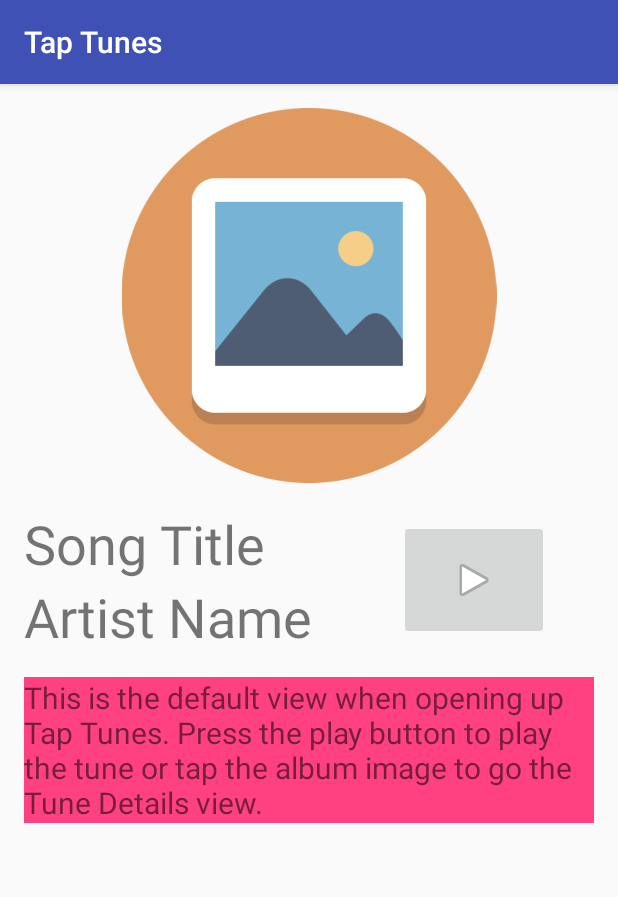
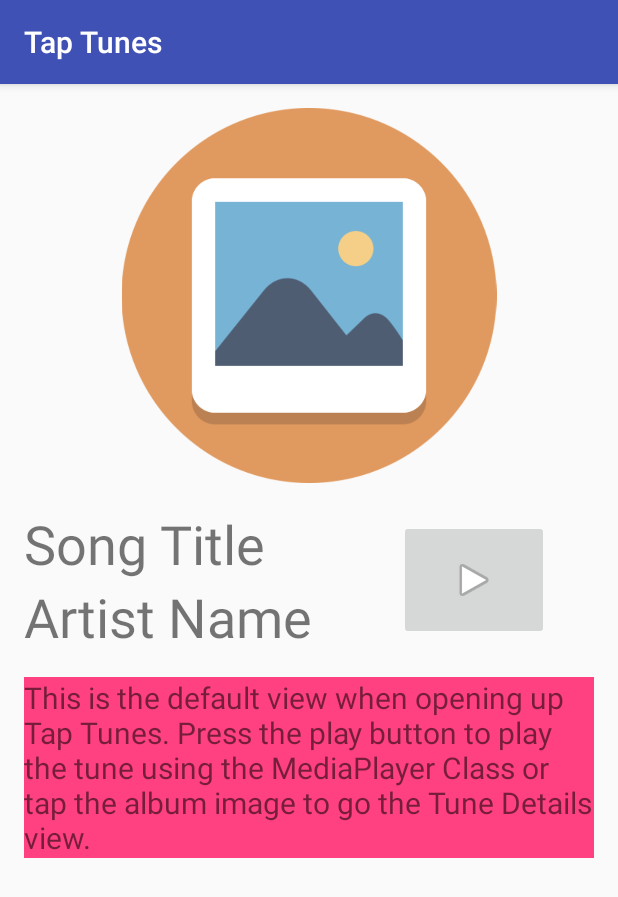
Before and after one commit to ver2point0/TapTunes, an Android app: the screen it shows after launch (MainActivity), on a phone screen of 412 x 824 dp. Shown: the top 897 px of the screen. Run offline under Robolectric (Android 15) with nearby library versions, the phone set to English and light mode, and no system bars.

Commit message:
update activity_main explanation

```diff
--- a/app/src/main/res/layout/activity_main.xml
+++ b/app/src/main/res/layout/activity_main.xml
@@ -1,5 +1,5 @@
 <?xml version="1.0" encoding="utf-8"?>
-<LinearLayout
+<ScrollView
     android:id="@+id/activity_main"
     xmlns:android="http://schemas.android.com/apk/res/android"
     xmlns:tools="http://schemas.android.com/tools"
@@ -11,6 +11,11 @@
     android:paddingRight="@dimen/activity_horizontal_margin"
     android:paddingTop="@dimen/activity_vertical_margin"
     tools:context=".MainActivity">
+
+    <LinearLayout
+        android:layout_width="match_parent"
+        android:layout_height="wrap_content"
+        android:orientation="vertical">
 
         <ImageView
             android:id="@+id/main_album_image"
@@ -33,6 +38,7 @@
                 android:layout_below="@id/song_title"
                 android:text="@string/artist_name"/>
 
+            <!-- Use the MediaPlayer class to actually play audio files -->
             <ImageButton
                 android:id="@+id/play_button"
                 style="@style/PlayButton"
@@ -44,3 +50,4 @@
             android:text="@string/tap_tunes_explanation"/>
 
     </LinearLayout>
+</ScrollView>
--- a/app/src/main/res/values/strings.xml
+++ b/app/src/main/res/values/strings.xml
@@ -14,11 +14,12 @@
         Chickens and Squash.</string>
     <string name="details_album_image">details album image</string>
     <string name="tap_tunes_explanation">This is the default view when opening up Tap Tunes.
-        Press the play button to play the tune or tap the album image to go the Tune Details view.</string>
+        Press the play button to play the tune using the MediaPlayer Class or tap the album image to go the Tune Details view.</string>
     <string name="details_explanation">The details view features the album image, song title, artist name, release year, genre, and artist bio. Tapping the album image brings
         the user back the main view and tapping the genre text opens up a list of related songs.</string>
     <string name="genre_explanation">In the Genre view, different tunes are listed based on the genre of the tune in the Details view. Tapping the tune layout will bring
-        you back to the Details view.</string>
+        you back to the Details view.
+    </string>
     <string name="genre_image_view">genre_image_view</string>
 
 </resources>
```
Lines whose indentation alone changed are shown as unchanged.
